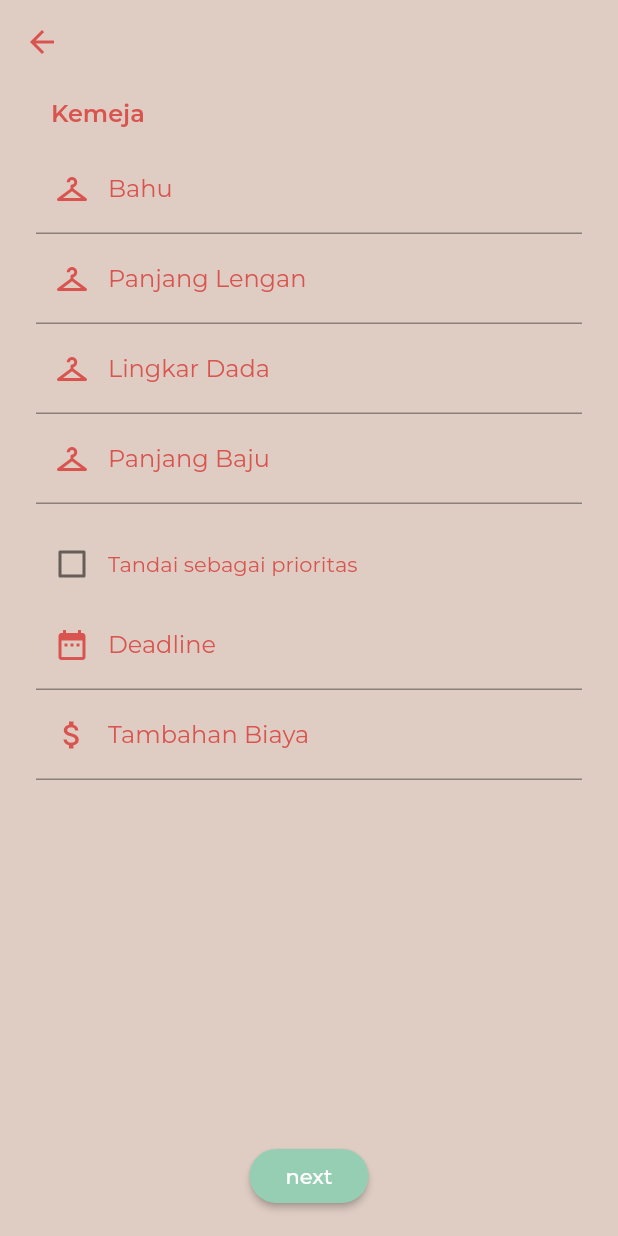
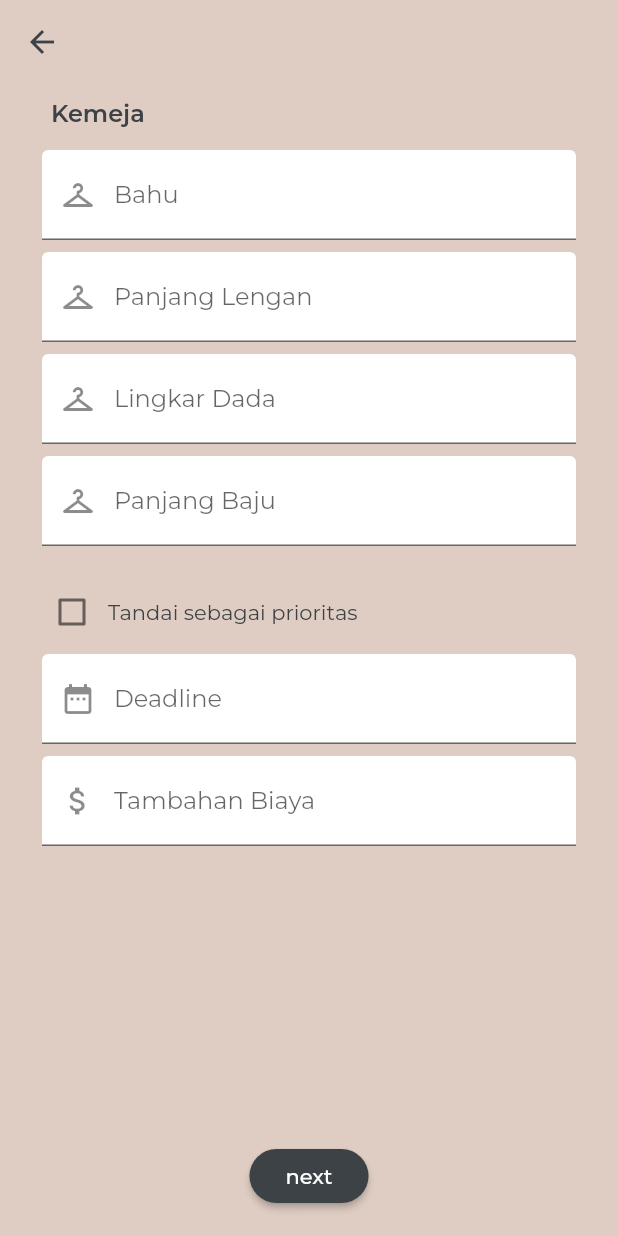
Before and after one commit to qonythazu/tugas-ippl, a Flutter app: the PesananReguler1 screen opened directly, after a tap on "next", on a phone screen of 412 x 824 dp. Run offline on Flutter 3.47's test engine with Material 2 defaults, Android fonts, the phone set to English and light mode, and no system bars; our stand-ins replace email_validator, flutter_pw_validator; project files that could hold a hidden picture were left out.

Commit message:
Mengubah warna tampilan pt4-last

```diff
--- a/lib/formpesananreguler1.dart
+++ b/lib/formpesananreguler1.dart
@@ -29,21 +29,9 @@ class _PesananReguler1State extends State<PesananReguler1> {
         title: const Text(""),
         backgroundColor: Colors.transparent,
         elevation: 0,
-        iconTheme: IconThemeData(color: Color(0xffFFAD60)),
+        iconTheme: IconThemeData(color: Theme.of(context).primaryColor),
       ),
       body: Center(
-        child: Theme(
-          data: Theme.of(context).copyWith(
-              inputDecorationTheme:
-                  Theme.of(context).inputDecorationTheme.copyWith(
-            prefixIconColor:
-                MaterialStateColor.resolveWith((Set<MaterialState> states) {
-              if (states.contains(MaterialState.focused)) {
-                return Color(0xffFFAD60);
-              }
-              return Colors.grey;
-            }),
-          )),
         child: Container(
           margin: EdgeInsets.symmetric(horizontal: 24.0),
           child: Column(
@@ -56,55 +44,52 @@ class _PesananReguler1State extends State<PesananReguler1> {
                       child: Text(
                         "Form Pemesanan",
                         style: TextStyle(
-                              color: Color(0xffFFAD60),
+                            color: Theme.of(context).primaryColor,
                             fontSize: 16,
                             fontWeight: FontWeight.w600),
                       ),
                     ),
-                      TextField(
+                    Padding(
+                      padding: const EdgeInsets.all(4.0),
+                      child: TextField(
                         controller: name,
                         decoration: InputDecoration(
-                            prefixIcon: Icon(Icons.web),
-                            prefixIconColor: Color(0xffFFAD60),
+                            prefixIcon: const Icon(Icons.web),
                             labelText: "Nama",
-                            labelStyle: TextStyle(
-                              color: Color(0xffFFAD60),
+                            filled: true,
+                            fillColor: Colors.white,
+                            hintText: "Rahman",
+                            hintStyle:
+                                TextStyle(color: Theme.of(context).primaryColor)),
                       ),
-                            hintText: "Nama",
-                            focusedBorder: UnderlineInputBorder(
-                                borderSide: BorderSide(
-                              width: 1,
-                              color: Color(0xffFFAD60),
-                            ))),
                     ),
-                      TextField(
+                    Padding(
+                      padding: const EdgeInsets.all(4.0),
+                      child: TextField(
                         controller: phone,
                         inputFormatters: <TextInputFormatter>[
                           FilteringTextInputFormatter.digitsOnly
                         ],
                         keyboardType: TextInputType.number,
                         decoration: InputDecoration(
-                            prefixIcon: Icon(Icons.phone),
-                            prefixIconColor: Color(0xffFFAD60),
-                            labelText: "No. Telepon",
-                            labelStyle: TextStyle(
-                              color: Color(0xffFFAD60),
+                            prefixIcon: const Icon(Icons.phone),
+                            labelText: "No Telp",
+                            filled: true,
+                            fillColor: Colors.white,
+                            hintText: "08xxxx",
+                            hintStyle:
+                                TextStyle(color: Theme.of(context).primaryColor)),
                       ),
-                            hintText: "08xxxxxxxx87",
-                            focusedBorder: UnderlineInputBorder(
-                                borderSide: BorderSide(
-                              width: 1,
-                              color: Color(0xffFFAD60),
-                            ))),
                     ),
                     Column(
                       children: [
                         Padding(
                           padding: const EdgeInsets.only(top: 8.0),
                           child: Text(
-                              "Ukuran",
+                            "Kategori",
                             style: TextStyle(
-                                  color: Color(0xffFFAD60), fontSize: 16),
+                                color: Theme.of(context).primaryColor,
+                                fontSize: 16),
                           ),
                         ),
                         ListTile(
@@ -117,7 +102,7 @@ class _PesananReguler1State extends State<PesananReguler1> {
                                 _character = value;
                               });
                             },
-                              activeColor: Color(0xffFFAD60),
+                            activeColor: Theme.of(context).primaryColor,
                           ),
                         ),
                         ListTile(
@@ -130,7 +115,7 @@ class _PesananReguler1State extends State<PesananReguler1> {
                                 _character = value;
                               });
                             },
-                              activeColor: Color(0xffFFAD60),
+                            activeColor: Theme.of(context).primaryColor,
                           ),
                         ),
                       ],
@@ -155,11 +140,10 @@ class _PesananReguler1State extends State<PesananReguler1> {
                   style: ElevatedButton.styleFrom(
                       shape: new RoundedRectangleBorder(
                           borderRadius: BorderRadius.circular(20.0)),
-                        backgroundColor: Color(0xffD9534F)),
+                      backgroundColor: Theme.of(context).primaryColor),
                 ),
               ),
             ],
-            ),
           ),
         ),
       ),
@@ -183,13 +167,11 @@ class _DropdownButtonExampleState extends State<Jasa> {
       value: dropdownValue,
       icon: const Icon(Icons.arrow_drop_down),
       elevation: 16,
-      style: const TextStyle(
-        color: Color(0xffFFAD60),
-        fontFamily: "Montserrat"
-      ),
+      style: TextStyle(
+          color: Theme.of(context).primaryColor, fontFamily: "Montserrat"),
       underline: Container(
         height: 2,
-        color: Color(0xffFFAD60),
+        color: Theme.of(context).primaryColor,
       ),
       onChanged: (String? value) {
         // This is called when the user selects an item.
--- a/lib/formpesananreguler2.dart
+++ b/lib/formpesananreguler2.dart
@@ -21,21 +21,9 @@ class _PesananReguler2State extends State<PesananReguler2> {
           title: const Text(""),
           backgroundColor: Colors.transparent,
           elevation: 0,
-          iconTheme: IconThemeData(color: Color(0xffD9534F)),
+          iconTheme: IconThemeData(color: Theme.of(context).primaryColor),
         ),
         body: Center(
-          child: Theme(
-            data: Theme.of(context).copyWith(
-                inputDecorationTheme:
-                    Theme.of(context).inputDecorationTheme.copyWith(
-              prefixIconColor:
-                  MaterialStateColor.resolveWith((Set<MaterialState> states) {
-                if (states.contains(MaterialState.focused)) {
-                  return Color(0xffD9534F);
-                }
-                return Colors.grey;
-              }),
-            )),
           child: Container(
               margin: EdgeInsets.symmetric(horizontal: 24.0),
               child: Column(children: [
@@ -47,78 +35,70 @@ class _PesananReguler2State extends State<PesananReguler2> {
                         child: Text(
                           "Kemeja",
                           style: TextStyle(
-                                color: Color(0xffD9534F),
+                              color: Theme.of(context).primaryColor,
                               fontSize: 16,
                               fontWeight: FontWeight.w600),
                         ),
                       ),
-                        TextField(
+                      Padding(
+                        padding: const EdgeInsets.all(4.0),
+                        child: TextField(
                           controller: null,
                           keyboardType: TextInputType.number,
                           decoration: InputDecoration(
-                              prefixIcon: Icon(Icons.checkroom),
-                              prefixIconColor: Color(0xffD9534F),
+                              prefixIcon: const Icon(Icons.checkroom),
                               labelText: "Bahu",
-                              labelStyle: TextStyle(
-                                color: Color(0xffD9534F),
+                              filled: true,
+                              fillColor: Colors.white,
+                              hintText: "20",
+                              hintStyle:
+                                  TextStyle(color: Theme.of(context).primaryColor)),
                         ),
-                              hintText: "20",
-                              focusedBorder: UnderlineInputBorder(
-                                  borderSide: BorderSide(
-                                width: 1,
-                                color: Color(0xffD9534F),
-                              ))),
                       ),
-                        TextField(
+                      Padding(
+                        padding: const EdgeInsets.all(4.0),
+                        child: TextField(
                           controller: null,
                           keyboardType: TextInputType.number,
                           decoration: InputDecoration(
-                              prefixIcon: Icon(Icons.checkroom),
-                              prefixIconColor: Color(0xffD9534F),
+                              prefixIcon: const Icon(Icons.checkroom),
                               labelText: "Panjang Lengan",
-                              labelStyle: TextStyle(
-                                color: Color(0xffD9534F),
+                              filled: true,
+                              fillColor: Colors.white,
+                              hintText: "54",
+                              hintStyle:
+                                  TextStyle(color: Theme.of(context).primaryColor)),
                         ),
-                              hintText: "54",
-                              focusedBorder: UnderlineInputBorder(
-                                  borderSide: BorderSide(
-                                width: 1,
-                                color: Color(0xffD9534F),
-                              ))),
                       ),
-                        TextField(
+                      Padding(
+                        padding: const EdgeInsets.all(4.0),
+                        child: TextField(
                           controller: null,
                           keyboardType: TextInputType.number,
                           decoration: InputDecoration(
-                              prefixIcon: Icon(Icons.checkroom),
-                              prefixIconColor: Color(0xffD9534F),
+                              prefixIcon: const Icon(Icons.checkroom),
                               labelText: "Lingkar Dada",
-                              labelStyle: TextStyle(
-                                color: Color(0xffD9534F),
+                              filled: true,
+                              fillColor: Colors.white,
+                              hintText: "82",
+                              hintStyle:
+                                  TextStyle(color: Theme.of(context).primaryColor)),
                         ),
-                              hintText: "82",
-                              focusedBorder: UnderlineInputBorder(
-                                  borderSide: BorderSide(
-                                width: 1,
-                                color: Color(0xffD9534F),
-                              ))),
                       ),
-                        TextField(
+                      Padding(
+                        padding: const EdgeInsets.all(4.0),
+                        child: TextField(
                           controller: null,
                           keyboardType: TextInputType.number,
                           decoration: InputDecoration(
-                              prefixIcon: Icon(Icons.checkroom),
-                              prefixIconColor: Color(0xffD9534F),
+                              prefixIcon: const Icon(Icons.checkroom),
                               labelText: "Panjang Baju",
-                              labelStyle: TextStyle(
-                                color: Color(0xffD9534F),
+                              filled: true,
+                              fillColor: Colors.white,
+                              hintText: "67",
+                              hintStyle:
+                                  TextStyle(color: Theme.of(context).primaryColor)),
                         ),
-                              hintText: "67",
-                              focusedBorder: UnderlineInputBorder(
-                                  borderSide: BorderSide(
-                                width: 1,
-                                color: Color(0xffD9534F),
-                              ))),
                       ),
                       Padding(
                         padding: const EdgeInsets.only(top: 16.0),
@@ -133,46 +113,42 @@ class _PesananReguler2State extends State<PesananReguler2> {
                                 }),
                             Text(
                               "Tandai sebagai prioritas",
-                                style: TextStyle(color: Color(0xffD9534F)),
+                              style: TextStyle(color: Theme.of(context).primaryColor),
                             )
                           ],
                         ),
                       ),
-                        TextField(
+                      Padding(
+                        padding: const EdgeInsets.all(4.0),
+                        child: TextField(
                           controller: null,
                           decoration: InputDecoration(
-                              prefixIcon: Icon(Icons.date_range),
-                              prefixIconColor: Color(0xffD9534F),
+                              prefixIcon: const Icon(Icons.date_range),
                               labelText: "Deadline",
-                              labelStyle: TextStyle(
-                                color: Color(0xffD9534F),
+                              filled: true,
+                              fillColor: Colors.white,
+                              hintText: "29-09-2023",
+                              hintStyle:
+                                  TextStyle(color: Theme.of(context).primaryColor)),
                         ),
-                              hintText: "29-09-2023",
-                              focusedBorder: UnderlineInputBorder(
-                                  borderSide: BorderSide(
-                                width: 1,
-                                color: Color(0xffD9534F),
-                              ))),
                       ),
-                        TextField(
+                      Padding(
+                        padding: const EdgeInsets.all(4.0),
+                        child: TextField(
                           controller: null,
                           inputFormatters: <TextInputFormatter>[
                             FilteringTextInputFormatter.digitsOnly
                           ],
                           keyboardType: TextInputType.number,
                           decoration: InputDecoration(
-                              prefixIcon: Icon(Icons.attach_money),
-                              prefixIconColor: Color(0xffD9534F),
+                              prefixIcon: const Icon(Icons.attach_money),
                               labelText: "Tambahan Biaya",
-                              labelStyle: TextStyle(
-                                color: Color(0xffD9534F),
+                              filled: true,
+                              fillColor: Colors.white,
+                              hintText: "10000",
+                              hintStyle:
+                                  TextStyle(color: Theme.of(context).primaryColor)),
                         ),
-                              hintText: "10.000",
-                              focusedBorder: UnderlineInputBorder(
-                                  borderSide: BorderSide(
-                                width: 1,
-                                color: Color(0xffD9534F),
-                              ))),
                       )
                     ],
                   ),
@@ -191,13 +167,12 @@ class _PesananReguler2State extends State<PesananReguler2> {
                       child: const Text("next"),
                     ),
                     style: ElevatedButton.styleFrom(
-                          shape: new RoundedRectangleBorder(
+                        shape: RoundedRectangleBorder(
                             borderRadius: BorderRadius.circular(20.0)),
-                          backgroundColor: Color(0xff96CEB4)),
+                        backgroundColor: Theme.of(context).primaryColor),
                   ),
                 ),
               ])),
-          ),
         ));
   }
 }
```
Also changed, not shown: lib/formpesanankecil.dart (+57 -28 lines), lib/formpesananreguler3.dart (+21 -32 lines), lib/pilihpesanan.dart (+4 -6 lines). Lines whose indentation alone changed are shown as unchanged.
